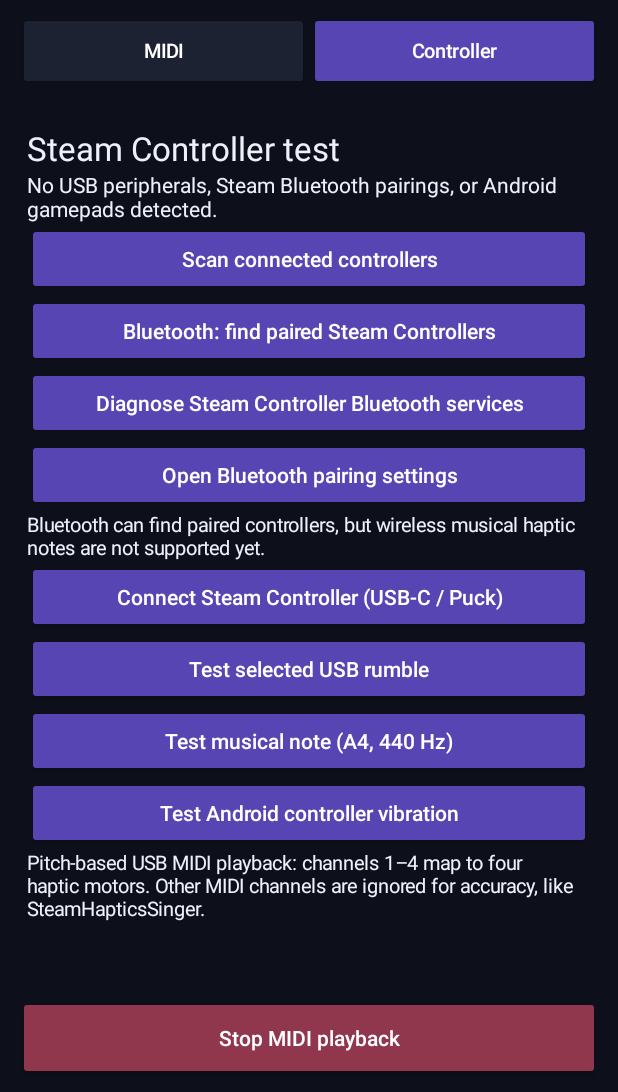
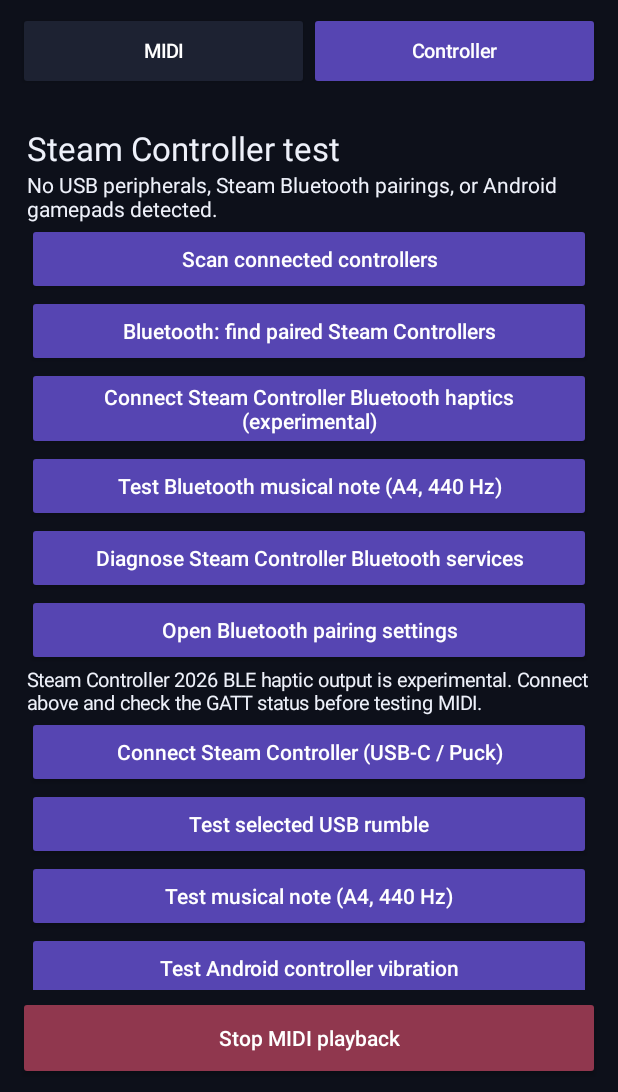
Before and after one commit to Galax71/SteamHapticsSinger-Android, an Android app: the screen it shows after launch (MainActivity), after a tap on "Scan connected controllers", on a phone screen of 412 x 824 dp, the part 144-1236 px from its top. Run offline under Robolectric (Android 15) with nearby library versions, the phone set to English and light mode, and no system bars; 2 other taps on this screen came first.

Commit message:
fix(android): expose BLE haptic connect/test actions and replace stale unsupported Bluetooth UI messages

```diff
--- a/app/src/main/java/com/galax71/steamhapticssinger/MainActivity.kt
+++ b/app/src/main/java/com/galax71/steamhapticssinger/MainActivity.kt
@@ -201,6 +201,22 @@ class MainActivity : Activity() {
             setOnClickListener { showBluetoothControllers() }
         })
         column.addView(Button(this).apply {
+            text = "Connect Steam Controller Bluetooth haptics (experimental)"
+            setOnClickListener { controllerStatus.text = bluetoothHaptics.connect() }
+        })
+        column.addView(Button(this).apply {
+            text = "Test Bluetooth musical note (A4, 440 Hz)"
+            setOnClickListener {
+                if (!bluetoothHaptics.ready) {
+                    controllerStatus.text = bluetoothHaptics.connect() + " Wait for the BLE ready status and try again."
+                } else {
+                    val queued = bluetoothHaptics.note(2, 69)
+                    controllerStatus.text = if (queued) "BLE A4 haptic report queued (not proof of vibration). Listen for a tone." else "BLE A4 report could not be queued."
+                    if (queued) handler.postDelayed({ bluetoothHaptics.note(2, null) }, 350L)
+                }
+            }
+        })
+        column.addView(Button(this).apply {
             text = "Diagnose Steam Controller Bluetooth services"
             setOnClickListener { diagnoseSteamBluetooth() }
         })
@@ -211,7 +227,7 @@ class MainActivity : Activity() {
             }
         })
         column.addView(TextView(this).apply {
-            text = "Bluetooth can find paired controllers, but wireless musical haptic notes are not supported yet."
+            text = "Steam Controller 2026 BLE haptic output is experimental. Connect above and check the GATT status before testing MIDI."
             textSize = 13f
         })
         column.addView(Button(this).apply {
@@ -692,7 +708,7 @@ class MainActivity : Activity() {
                     paired.joinToString("\n") { device ->
                         (device.name ?: "Unnamed device") +
                             if (device.name?.contains("Steam", ignoreCase = true) == true) " [Steam candidate]" else ""
-                    } + "\nBluetooth musical haptic output is not implemented; use USB-C or Steam Puck for experimental MIDI notes."
+                    } + "\nBLE haptic output is experimental; use Connect Steam Controller Bluetooth haptics to test the writable service."
             }
         } catch (e: SecurityException) {
             controllerStatus.text = "Bluetooth permission denied: ${e.message}"
@@ -738,18 +754,18 @@ class MainActivity : Activity() {
             receiver != null ->
                 "Steam Puck detected (28DE:1304). Grant USB permission to enable MIDI haptics."
             pairedSteam.isNotEmpty() && gamepads.any { it.name.contains("Steam", true) } ->
-                "Steam Controller is paired over Bluetooth and Android exposes a Steam gamepad input device. Input is available; wireless musical HID output is not implemented."
+                "Steam Controller is paired over Bluetooth and Android exposes a Steam gamepad input device. BLE GATT haptic connection is being attempted; check connection status."
             pairedSteam.isNotEmpty() ->
-                "Steam Controller paired over Bluetooth, but no matching active Android gamepad input device was detected. Bluetooth musical HID output is not implemented."
+                "Steam Controller paired over Bluetooth, but no matching active Android gamepad input device was detected. BLE GATT haptic connection is being attempted; check connection status."
             gamepads.isNotEmpty() ->
                 "Android gamepad found: ${gamepads.first().name}. MIDI pitch output is not available over Android's generic vibrator API."
             else -> "No supported Steam Controller connection detected."
         }
         // Never switch to phone audio automatically. The user must explicitly select it.
         // USB-C/Puck are experimental; Bluetooth pairing is detected but musical output
-        // is not implemented, so keep the controller preference without claiming playback.
-        outputStatus.text = info + if (midiOutputMode == 0) "\\nOutput: Phone speaker (selected by user)." else "\\nOutput: Controller haptics preferred. USB-C/Puck experimental; Bluetooth MIDI haptics unavailable."
-        controllerStatus.text = info
+        // is experimental, so keep the controller preference without claiming playback.
+        outputStatus.text = info + if (midiOutputMode == 0) "\\nOutput: Phone speaker (selected by user)." else "\\nOutput: Controller haptics preferred. USB-C/Puck and BLE GATT are experimental."
+        if (!bluetoothHaptics.ready || direct.isNotEmpty() || receiver != null) controllerStatus.text = info
     }
 
     private fun connectPuck() {
```
